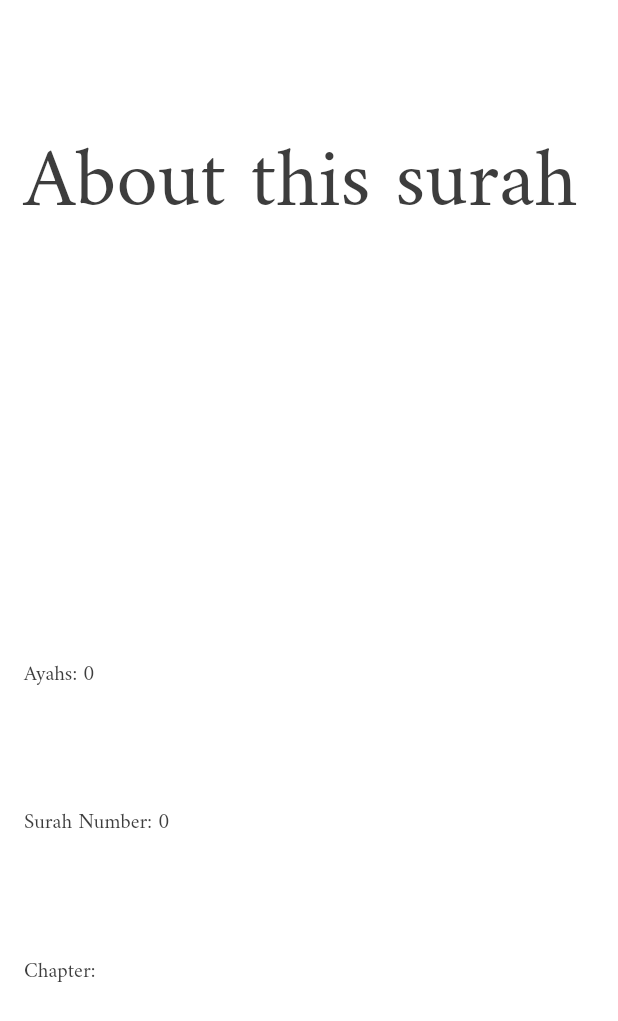
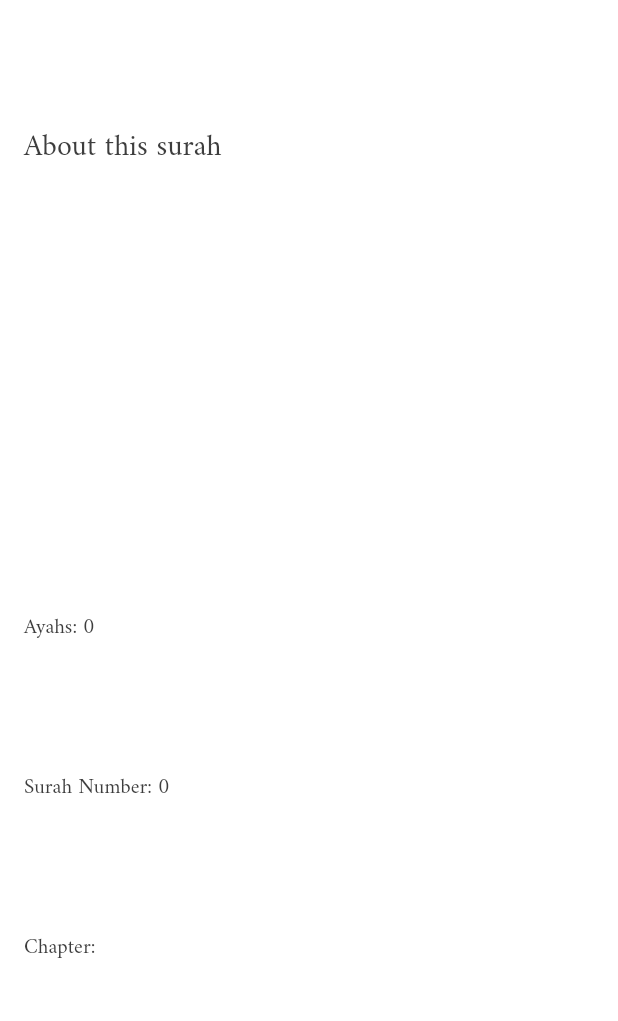
Before and after one commit to kherldhussein/quran_hadith, a Flutter app: the SurahInformation widget shown alone on an empty page, opened directly with empty values, on a phone screen of 412 x 824 dp. Shown: the top 1021 px of the screen. Run offline on Flutter 3.47's test engine with Material 2 defaults, Android fonts, the phone set to English and light mode, and no system bars; drawn by our look-alikes of auto_size_text; our stand-ins replace adaptive_breakpoints, anim_search_bar, audio_video_progress_bar, bubble_tab_indicator, font_awesome_flutter, get and 5 more; missing offline and left inert: flutter_animated_dialog; accounts and stored records are empty; network calls fail; statements that could not run were skipped.

Commit message:
add style

```diff
--- a/lib/widgets/suratInfo.dart
+++ b/lib/widgets/suratInfo.dart
@@ -26,12 +26,11 @@ class SurahInformation extends StatelessWidget {
     return Container(
       padding: EdgeInsets.symmetric(horizontal: 16),
       alignment: AlignmentDirectional.centerStart,
-      constraints: BoxConstraints(minHeight: height / 12),
       child: Column(
         crossAxisAlignment: CrossAxisAlignment.stretch,
         mainAxisAlignment: MainAxisAlignment.spaceEvenly,
         children: <Widget>[
-          Text("About this surah", style: theme.textTheme.headline2),
+          Text("About this surah", style: theme.textTheme.headline2?.copyWith(fontSize: 20)),
           SizedBox(height: height * 0.02),
           Row(
             mainAxisAlignment: MainAxisAlignment.spaceBetween,
```
